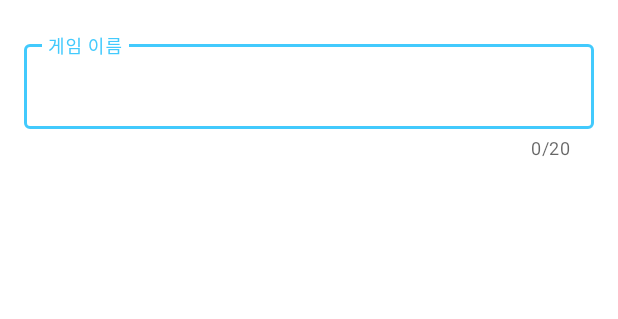
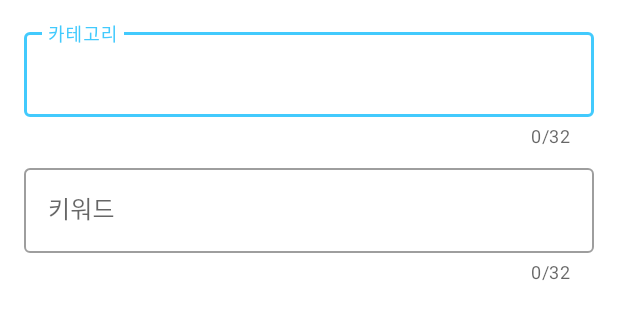
Before and after one commit to ydh0256/LiarGameMaker, an Android app: the layout view_game_start.xml on its own in the app's theme, with its tools: preview values and no code run, on a phone screen of 412 x 824 dp. Shown: the top 319 px of the screen. Run offline under Robolectric (Android 15) with nearby library versions, the phone set to English and light mode, and no system bars.

Commit message:
working progress

```diff
--- a/app/src/main/res/layout/view_game_start.xml
+++ b/app/src/main/res/layout/view_game_start.xml
@@ -7,22 +7,42 @@
     android:padding="@dimen/activity_vertical_margin">
 
     <com.google.android.material.textfield.TextInputLayout
-        android:id="@+id/gameNameTextInputLayout"
+        android:id="@+id/categoryTextInputLayout"
         android:layout_width="match_parent"
         android:layout_height="wrap_content"
-        android:layout_marginTop="8dp"
         app:counterEnabled="true"
-        app:counterMaxLength="20"
+        app:counterMaxLength="32"
         app:layout_constraintLeft_toLeftOf="parent"
         app:layout_constraintRight_toRightOf="parent"
         app:layout_constraintTop_toTopOf="parent"
         style="@style/Widget.MaterialComponents.TextInputLayout.OutlinedBox">
 
         <com.google.android.material.textfield.TextInputEditText
-            android:id="@+id/gameRoomName"
+            android:id="@+id/categoryName"
             android:layout_width="match_parent"
             android:layout_height="wrap_content"
-            android:hint="@string/game_generate_title"
+            android:hint="@string/master_menu_make_category"
+            android:inputType="textPersonName"
+            android:maxLength="48" />
+    </com.google.android.material.textfield.TextInputLayout>
+
+    <com.google.android.material.textfield.TextInputLayout
+        android:id="@+id/keywordTextInputLayout"
+        android:layout_width="match_parent"
+        android:layout_height="wrap_content"
+        android:layout_marginTop="8dp"
+        app:counterEnabled="true"
+        app:counterMaxLength="32"
+        app:layout_constraintLeft_toLeftOf="parent"
+        app:layout_constraintRight_toRightOf="parent"
+        app:layout_constraintTop_toBottomOf="@id/categoryTextInputLayout"
+        style="@style/Widget.MaterialComponents.TextInputLayout.OutlinedBox">
+
+        <com.google.android.material.textfield.TextInputEditText
+            android:id="@+id/keywordName"
+            android:layout_width="match_parent"
+            android:layout_height="wrap_content"
+            android:hint="@string/master_menu_make_keyword"
             android:inputType="textPersonName"
             android:maxLength="48" />
     </com.google.android.material.textfield.TextInputLayout>
--- a/app/src/main/res/values/strings.xml
+++ b/app/src/main/res/values/strings.xml
@@ -29,6 +29,9 @@
     <string name="master_menu_change_master">마스터 변경</string>
     <string name="master_menu_make_game">게임 만들기</string>
     <string name="master_menu_make_button">만들기</string>
+    <string name="master_menu_make_category">카테고리</string>
+    <string name="master_menu_make_keyword">키워드</string>
+    <string name="master_menu_make_error_keyword">카테고리와 키워드를 입력하셔야 합니다.</string>
 
     <string name="notification_user_entered">%s님이 입장 하셨습니다.</string>
     <string name="notification_user_leave">%s님이 퇴장 하셨습니다.</string>
```
Also changed, not shown: app/src/main/java/com/duckkite/android/liargamemaker/data/model/Game.kt (+18 -2 lines), app/src/main/java/com/duckkite/android/liargamemaker/ui/game/room/GameRoomFragment.kt (+19 -3 lines), app/src/main/java/com/duckkite/android/liargamemaker/ui/game/room/GameRoomViewModel.kt (+19 -1 lines).
